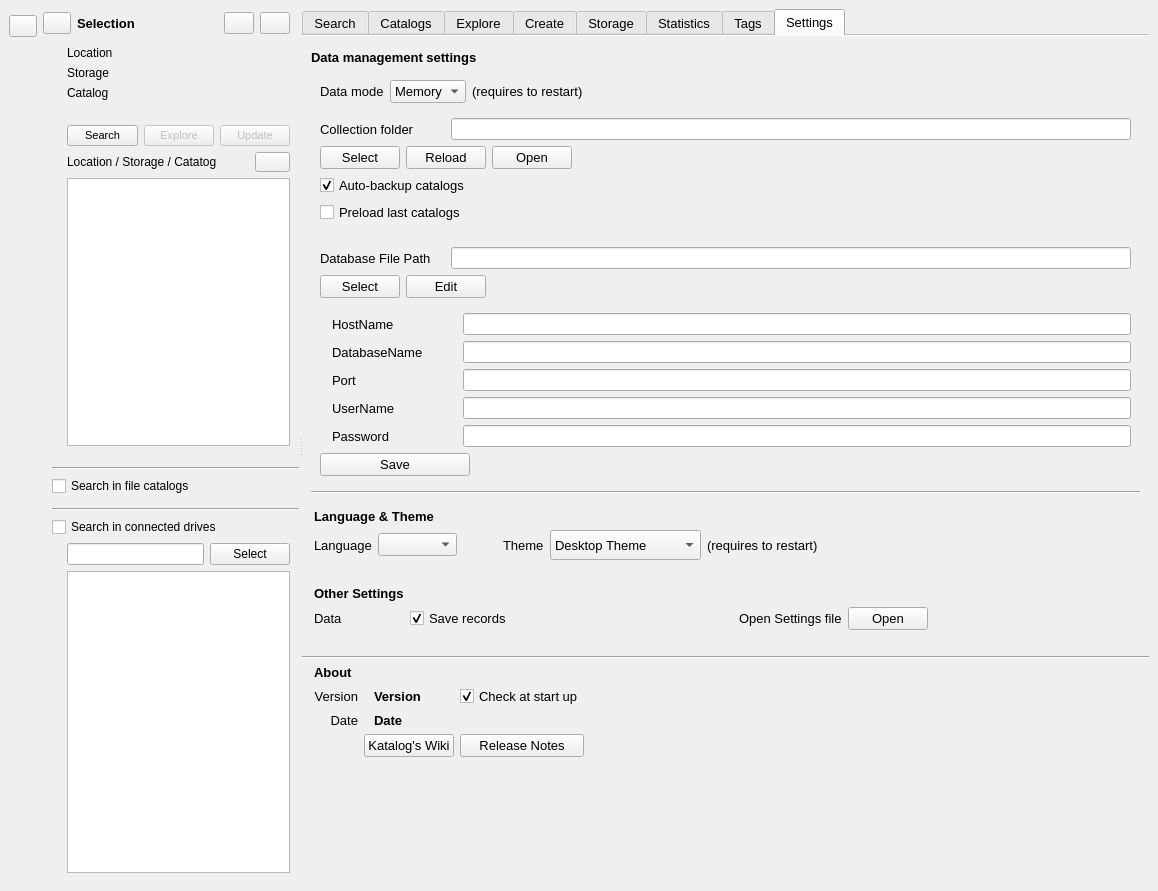
The window that mainwindow.ui (StephaneCouturier/Katalog) describes before a commit, drawn with Qt 5.
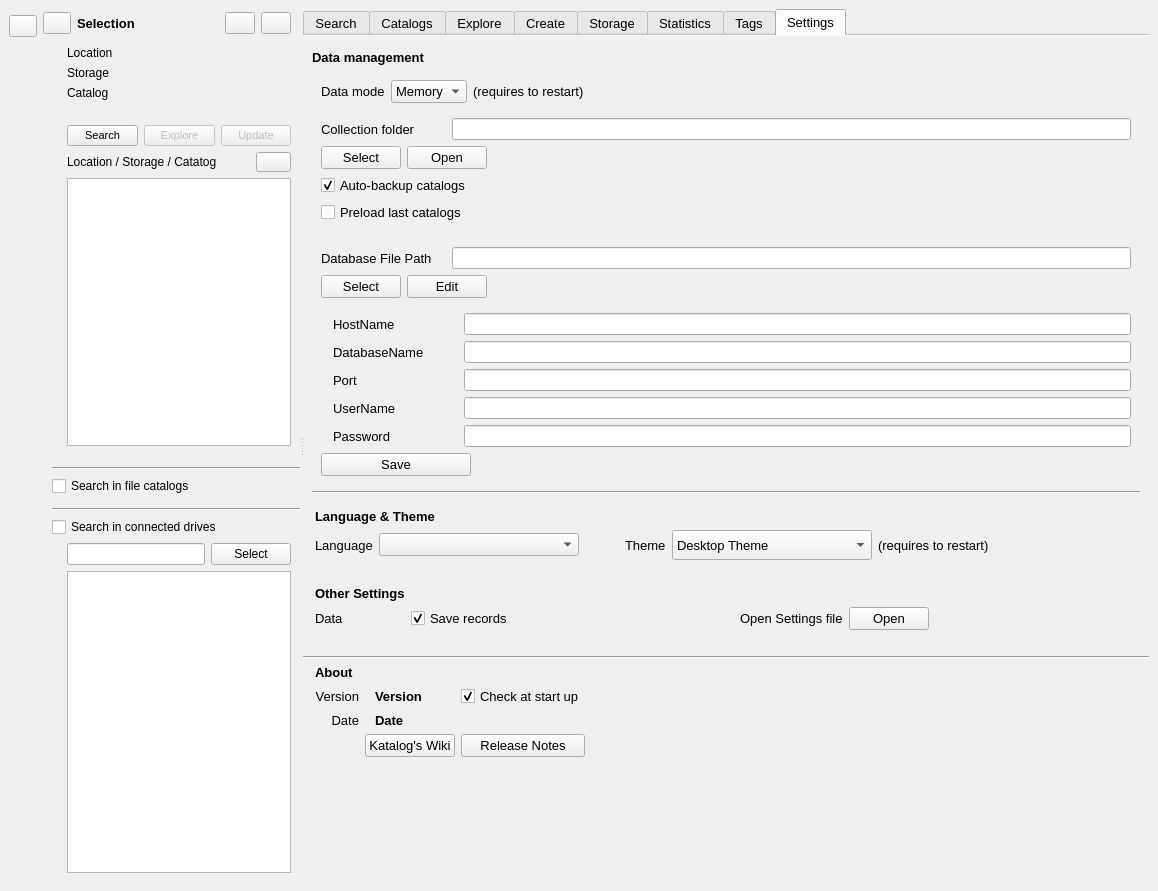
The same window after the commit. The open tabs and pages were chosen to show the change. Icons and pictures are not drawn. Custom widgets are drawn as their Qt base class.

```diff
--- a/mainwindow.ui
+++ b/mainwindow.ui
@@ -776,6 +776,12 @@
           <property name="enabled">
            <bool>true</bool>
           </property>
+          <property name="minimumSize">
+           <size>
+            <width>200</width>
+            <height>0</height>
+           </size>
+          </property>
           <property name="font">
            <font>
             <pointsize>10</pointsize>
@@ -6846,7 +6852,14 @@
                  </widget>
                 </item>
                 <item row="0" column="1">
-                 <widget class="QComboBox" name="Settings_comboBox_Language"/>
+                 <widget class="QComboBox" name="Settings_comboBox_Language">
+                  <property name="minimumSize">
+                   <size>
+                    <width>200</width>
+                    <height>0</height>
+                   </size>
+                  </property>
+                 </widget>
                 </item>
                 <item row="0" column="2">
                  <spacer name="horizontalSpacer_13">
@@ -6878,7 +6891,7 @@
                  <widget class="QComboBox" name="Settings_comboBox_Theme">
                   <property name="minimumSize">
                    <size>
-                    <width>0</width>
+                    <width>200</width>
                     <height>30</height>
                    </size>
                   </property>
@@ -7614,26 +7627,6 @@
                       </property>
                      </widget>
                     </item>
-                    <item>
-                     <widget class="QPushButton" name="Settings_pushButton_Reload">
-                      <property name="maximumSize">
-                       <size>
-                        <width>150</width>
-                        <height>16777215</height>
-                       </size>
-                      </property>
-                      <property name="toolTip">
-                       <string>Reload all catalog information</string>
-                      </property>
-                      <property name="text">
-                       <string>Reload</string>
-                      </property>
-                      <property name="icon">
-                       <iconset theme="view-refresh">
-                        <normaloff>.</normaloff>.</iconset>
-                      </property>
-                     </widget>
-                    </item>
                     <item>
                      <widget class="QPushButton" name="Settings_pushButton_OpenFolder">
                       <property name="maximumSize">
@@ -7775,7 +7768,7 @@
                   </font>
                  </property>
                  <property name="text">
-                  <string>Data management settings</string>
+                  <string>Data management</string>
                  </property>
                 </widget>
                </item>
```
Left out of the diff: 2 changed lines with no effect on the pictures.
